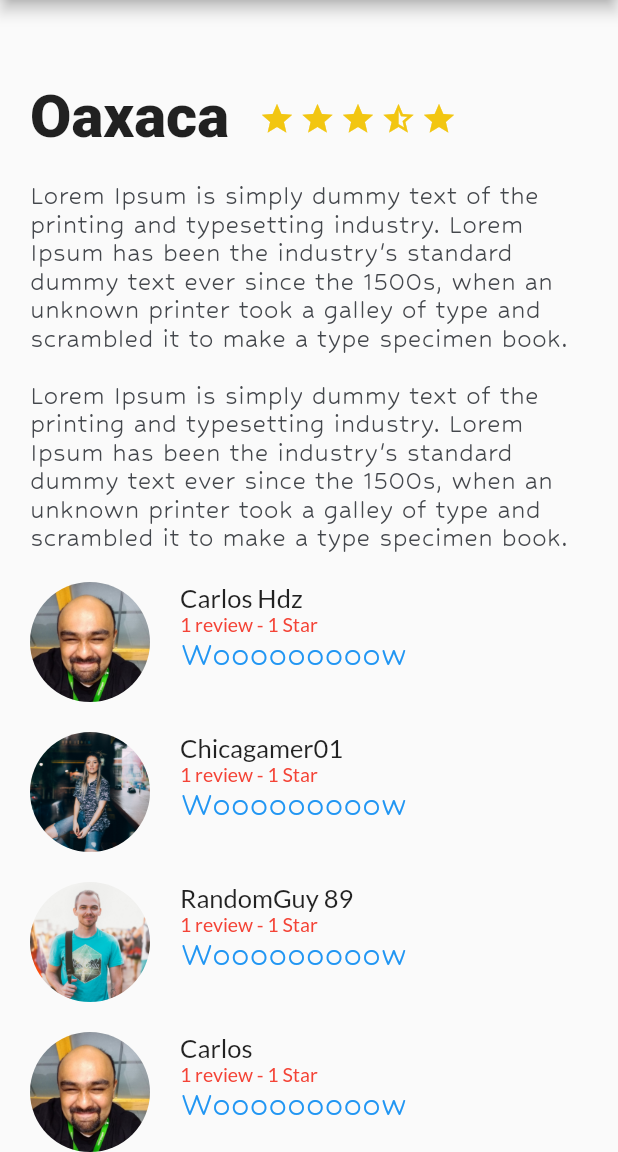
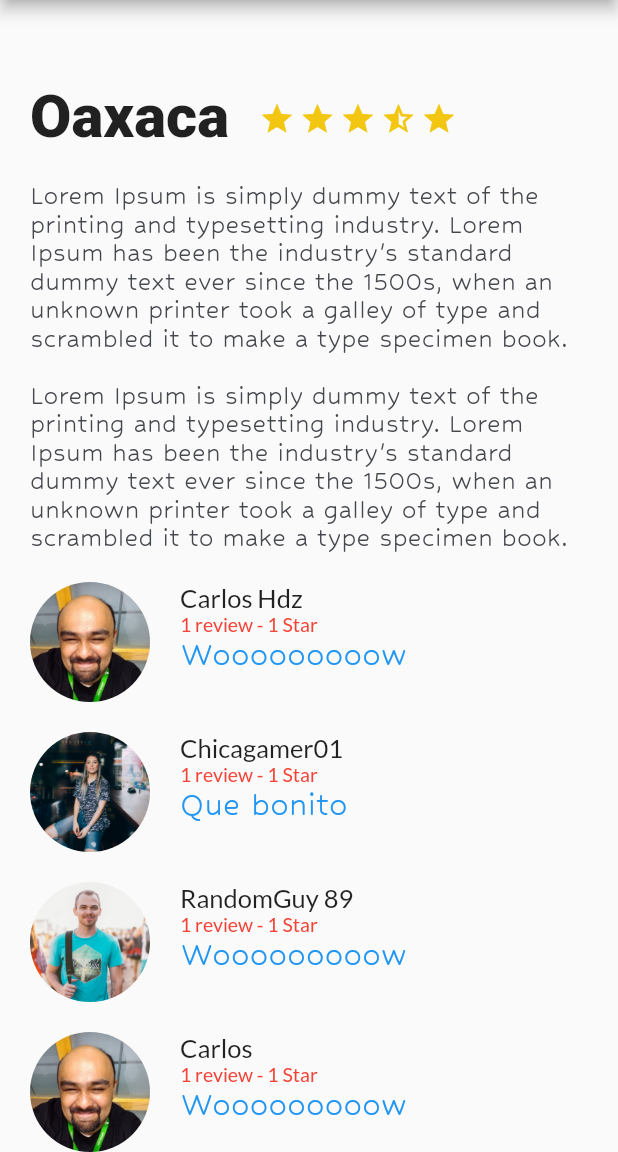
Before and after one commit to khemtz/PAM_uao_2022, a Flutter app: the screen it shows after launch, scrolled down 266 dp, on a phone screen of 412 x 824 dp, the part 84-1236 px from its top. Run offline on Flutter 3.47's test engine with Material 2 defaults, Android fonts, the phone set to English and light mode, and no system bars.

Commit message:
este es un ejemplo si el profe crea un nuevo branch

```diff
--- a/lib/main.dart
+++ b/lib/main.dart
@@ -24,7 +24,7 @@ class MyApp extends StatelessWidget {
             children: [
               DescriptionPlace("Oaxaca", descriptionDummy),
               Review("assets/img/carlos.png","Carlos Hdz", "1 review - 1 Star", "Wooooooooow"),
-              Review("assets/img/girl.jpg","Chicagamer01", "1 review - 1 Star", "Wooooooooow"),
+              Review("assets/img/girl.jpg","Chicagamer01", "1 review - 1 Star", "Que bonito"),
               Review("assets/img/people.jpg","RandomGuy 89", "1 review - 1 Star", "Wooooooooow"),
               Review("assets/img/carlos.png","Carlos", "1 review - 1 Star", "Wooooooooow"),
               ],
```
